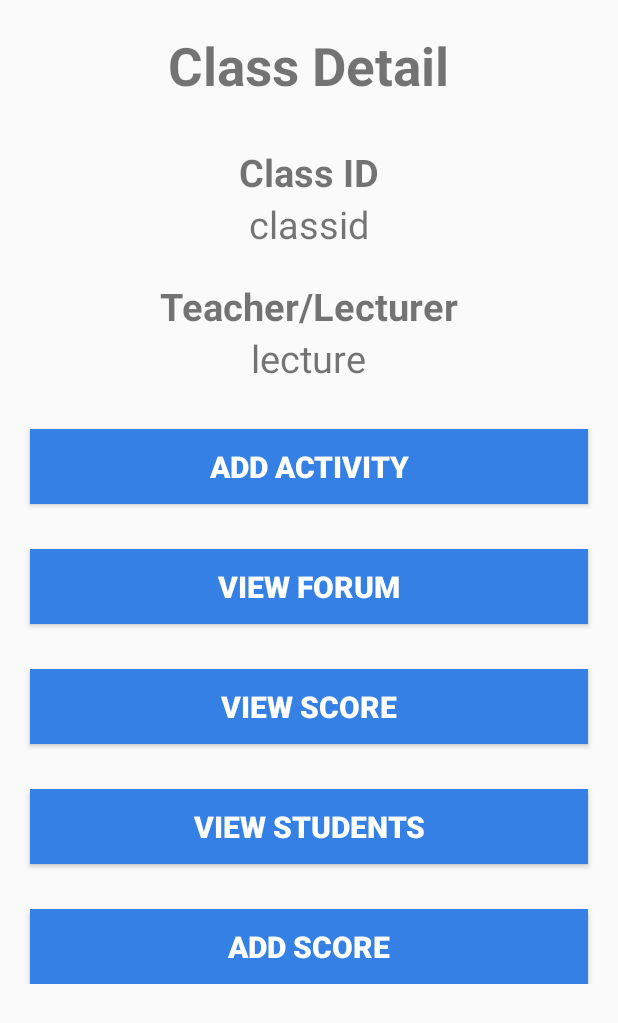
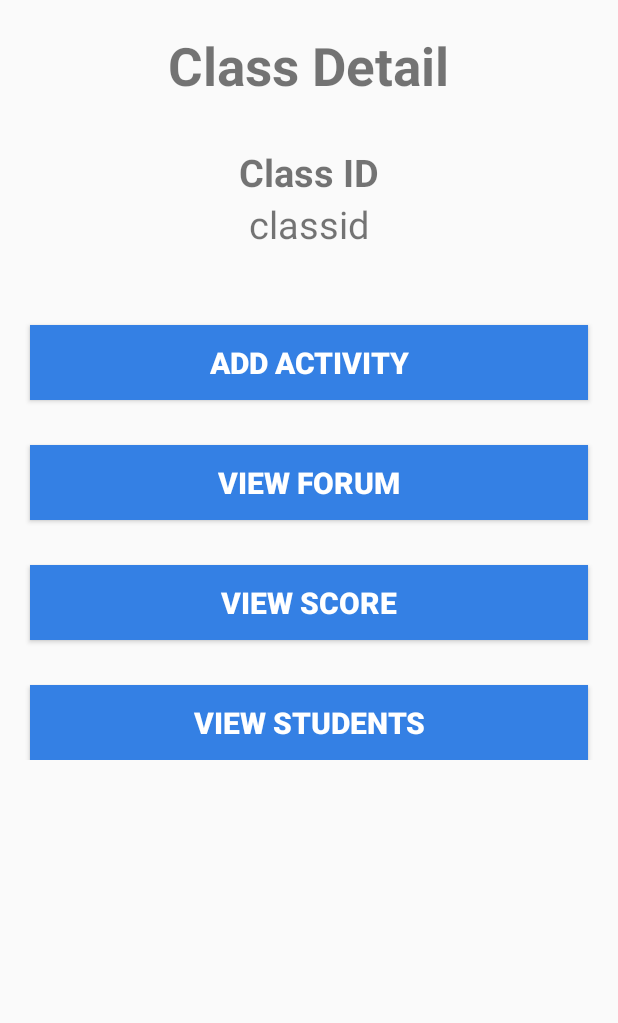
Before and after one commit to Nicholaskrs/BackToSchool, an Android app: the ClassDetailActivity screen opened directly, with no data from a screen before it, on a phone screen of 412 x 824 dp. Shown: the top 1023 px of the screen. Run offline under Robolectric (Android 15) with nearby library versions, the phone set to English and light mode, and no system bars; our stand-ins replace Firebase (no records; nobody signed in at launch, a user with empty details on screens opened directly); Roboto replaces fonts that are not available here.

Commit message:
Class Detail half done 2

```diff
--- a/app/src/main/java/com/example/nicholas/backtoschool/ClassDetailActivity.java
+++ b/app/src/main/java/com/example/nicholas/backtoschool/ClassDetailActivity.java
@@ -2,12 +2,14 @@ package com.example.nicholas.backtoschool;
 
 import android.app.Activity;
 import android.os.Bundle;
+import android.view.View;
 import android.widget.Button;
 import android.widget.EditText;
 import android.widget.TextView;
 
 import com.example.nicholas.backtoschool.FirebaseHelper.ClassFirebaseHelper;
 import com.example.nicholas.backtoschool.Model.ClassRoom;
+import com.example.nicholas.backtoschool.Model.User;
 import com.google.firebase.auth.FirebaseAuth;
 import com.google.firebase.database.DataSnapshot;
 import com.google.firebase.database.DatabaseError;
@@ -23,6 +25,7 @@ public class ClassDetailActivity extends Activity {
     FirebaseDatabase fd;
     DatabaseReference dbClass;
     FirebaseAuth fba;
+    String className = "", cId = "";
 
     @Override
     protected void onCreate(Bundle savedInstanceState) {
@@ -36,12 +39,10 @@ public class ClassDetailActivity extends Activity {
 
         classTitle = (TextView) findViewById(R.id.classTitleLbl);
         classId = (TextView) findViewById(R.id.classidtxt);
-        lecturer = (TextView) findViewById(R.id.lecturetxt);
         activity = (Button) findViewById(R.id.addActivity);
         forum = (Button) findViewById(R.id.viewForum);
         viewScore = (Button) findViewById(R.id.viewScore);
         students = (Button) findViewById(R.id.viewStudents);
-        addScore = (Button) findViewById(R.id.addScore);
 
         dbClass.addValueEventListener(new ValueEventListener() {
             @Override
@@ -61,6 +62,33 @@ public class ClassDetailActivity extends Activity {
             }
         });
 
+       activity.setOnClickListener(new View.OnClickListener() {
+           @Override
+           public void onClick(View view) {
+
+           }
+       });
+
+        forum.setOnClickListener(new View.OnClickListener() {
+            @Override
+            public void onClick(View view) {
+
+            }
+        });
+
+        viewScore.setOnClickListener(new View.OnClickListener() {
+            @Override
+            public void onClick(View view) {
+
+            }
+        });
+
+        students.setOnClickListener(new View.OnClickListener() {
+            @Override
+            public void onClick(View view) {
+
+            }
+        });
 
     }
 }
--- a/app/src/main/res/layout/activity_class_detail.xml
+++ b/app/src/main/res/layout/activity_class_detail.xml
@@ -37,23 +37,6 @@
             android:layout_gravity="center_horizontal"
             android:textSize="25dp"
             android:layout_marginBottom="20dp" />
-
-        <TextView
-            android:layout_width="wrap_content"
-            android:layout_height="wrap_content"
-            android:text="Teacher/Lecturer"
-            android:id="@+id/teacherlbl"
-            android:layout_gravity="center_horizontal"
-            android:textStyle="bold"
-            android:textSize="25dp" />
-
-        <TextView
-            android:layout_width="wrap_content"
-            android:layout_height="wrap_content"
-            android:text="lecture"
-            android:id="@+id/lecturetxt"
-            android:layout_gravity="center_horizontal"
-            android:textSize="25dp" />
 
         <Button
             android:id="@+id/addActivity"
@@ -115,20 +98,5 @@
             android:height="50dp"
             style="@style/Base.TextAppearance.AppCompat.Button" />
 
-        <Button
-            android:id="@+id/addScore"
-            android:text="Add Score"
-            android:layout_width="match_parent"
-            android:layout_height="wrap_content"
-            android:textSize="20dp"
-            android:textColor="#fff"
-            android:layout_marginLeft="20dp"
-            android:layout_marginRight="20dp"
-            android:layout_marginTop="30dp"
-            android:textStyle="bold"
-            android:background="#3480e4"
-            android:height="50dp"
-            style="@style/Base.TextAppearance.AppCompat.Button" />
-
     </LinearLayout>
 </ScrollView>
```
